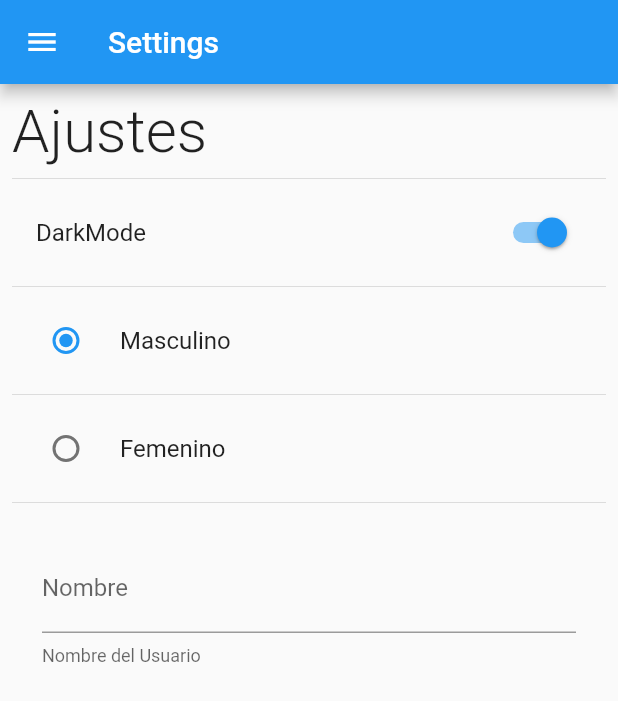
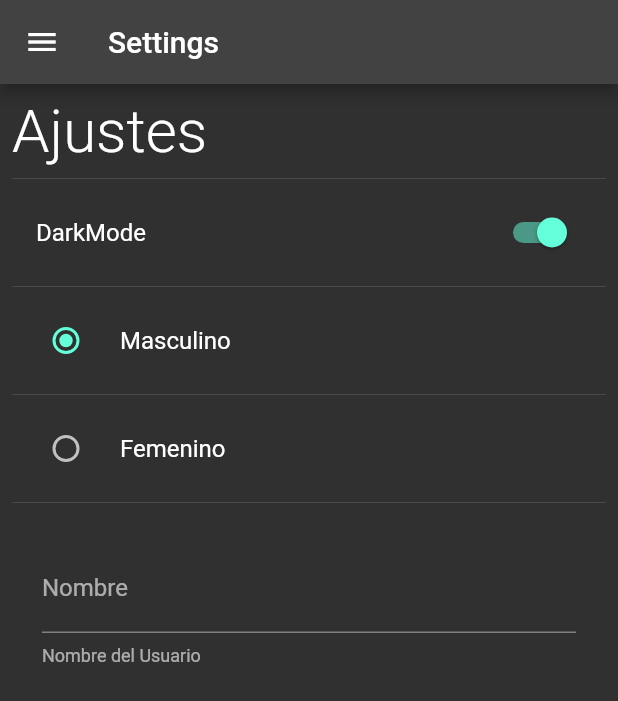
Before and after one commit to carlosdiazz/flutter_preferencias, a Flutter app: the SettingsScreen screen opened by its route, after a tap on "DarkMode", on a phone screen of 412 x 824 dp. Shown: the top 701 px of the screen. Run offline on Flutter 3.47's test engine with Material 2 defaults, Android fonts, the phone set to English and light mode, and no system bars; our stand-ins replace shared_preferences; accounts and stored records are empty.

Commit message:
Fin de la preferencias

```diff
--- /dev/null
+++ b/lib/provider/theme_provider.dart
@@ -0,0 +1,18 @@
+import 'package:flutter/material.dart';
+
+class ThemeProvider extends ChangeNotifier {
+  ThemeData currentTheme;
+
+  ThemeProvider({required bool isDarkMode})
+      : currentTheme = isDarkMode ? ThemeData.dark() : ThemeData.light();
+
+  setLightMode() {
+    currentTheme = ThemeData.light();
+    notifyListeners();
+  }
+
+  setDarkMode() {
+    currentTheme = ThemeData.dark();
+    notifyListeners();
+  }
+}
--- a/lib/screen/settings_screen.dart
+++ b/lib/screen/settings_screen.dart
@@ -1,6 +1,8 @@
 import 'package:flutter/material.dart';
+import 'package:preferencias_user/provider/theme_provider.dart';
 import 'package:preferencias_user/share_preferences/preferences.dart';
 import 'package:preferencias_user/widgets/widgets.dart';
+import 'package:provider/provider.dart';
 
 class SettingsScreen extends StatefulWidget {
   const SettingsScreen({super.key});
@@ -37,6 +39,11 @@
               onChanged: (value) {
                 setState(() {
                   Preferences.isDarkMode = value;
+                  final themeProvider =
+                      Provider.of<ThemeProvider>(context, listen: false);
+                  value
+                      ? themeProvider.setDarkMode()
+                      : themeProvider.setLightMode();
                 });
               },
             ),
--- a/pubspec.yaml
+++ b/pubspec.yaml
@@ -36,6 +36,7 @@
   # Use with the CupertinoIcons class for iOS style icons.
   cupertino_icons: ^1.0.2
   shared_preferences: ^2.0.20
+  provider: ^6.0.5
 
 dev_dependencies:
   flutter_test:
```
Also changed, not shown: lib/main.dart (+11 -1 lines), pubspec.lock.
